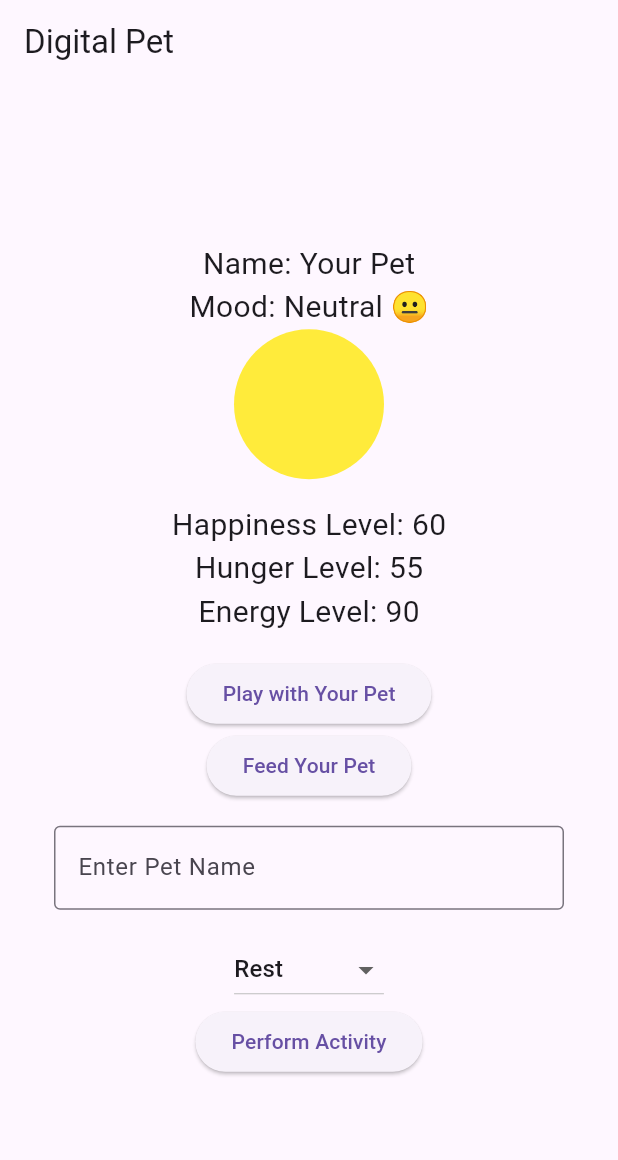
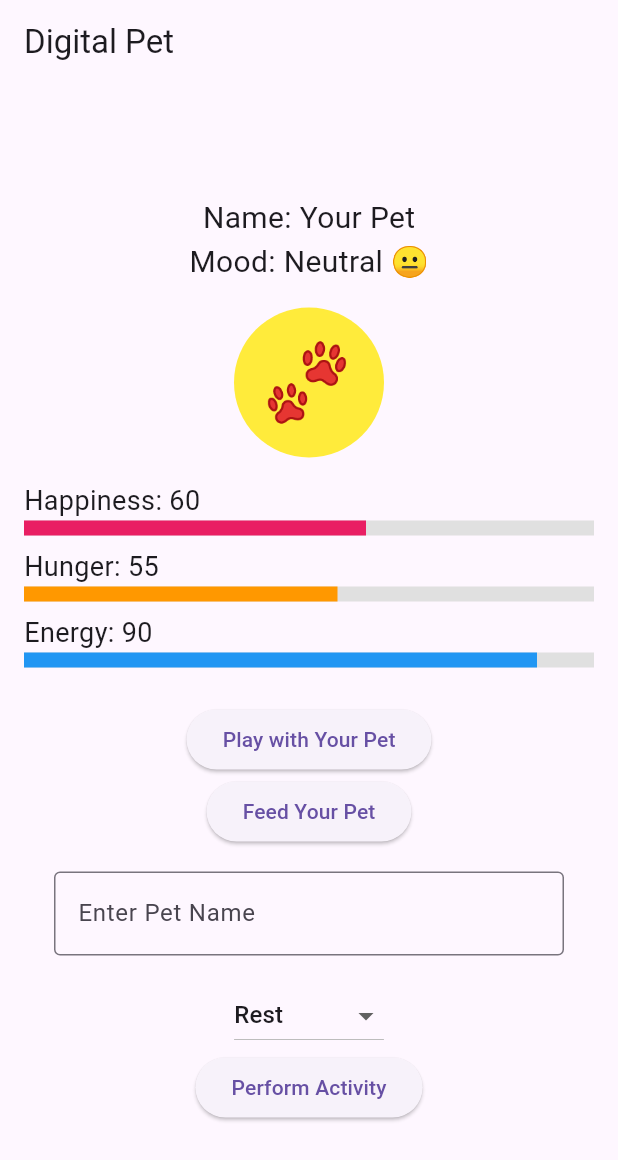
Before and after one commit to ComputerScience1024/class_activity_5, a Flutter app: the screen it shows after launch, after a tap on "Play with Your Pet", on a phone screen of 412 x 824 dp. Shown: the top 1160 px of the screen. Run offline on Flutter 3.47's test engine with Material 3 defaults, Android fonts, the phone set to English and light mode, and no system bars.

Commit message:
Part 2 feature Andres Cuervo

```diff
--- a/lib/main.dart
+++ b/lib/main.dart
@@ -16,7 +16,7 @@ class _DigitalPetAppState extends State<DigitalPetApp> {
   String petName = "Your Pet";
   int happinessLevel = 50;
   int hungerLevel = 50;
-  int energyLevel = 100; // New Energy Bar
+  int energyLevel = 100; // Energy Bar
   String mood = "Neutral";
   Timer? _hungerTimer;
   String selectedActivity = "Rest";
@@ -27,7 +27,7 @@ class _DigitalPetAppState extends State<DigitalPetApp> {
     _startHungerTimer();
   }
 
-  // Function to start hunger timer that increases hunger every 30 seconds
+  // Hunger increases every 30 seconds
   void _startHungerTimer() {
     _hungerTimer = Timer.periodic(Duration(seconds: 30), (timer) {
       setState(() {
@@ -38,8 +38,12 @@ class _DigitalPetAppState extends State<DigitalPetApp> {
     });
   }
 
-  // Function to update happiness and hunger levels
+  // Play increases happiness, reduces energy
   void _playWithPet() {
+    if (energyLevel <= 0) {
+      _showMessage("Your pet is too tired! Let it rest.");
+      return;
+    }
     setState(() {
       happinessLevel = (happinessLevel + 10).clamp(0, 100);
       hungerLevel = (hungerLevel + 5).clamp(0, 100);
@@ -49,6 +53,7 @@ class _DigitalPetAppState extends State<DigitalPetApp> {
     });
   }
 
+  // Feed reduces hunger, boosts happiness & energy
   void _feedPet() {
     setState(() {
       hungerLevel = (hungerLevel - 10).clamp(0, 100);
@@ -78,7 +83,7 @@ class _DigitalPetAppState extends State<DigitalPetApp> {
     }
   }
 
-  // Function to check win/loss conditions
+  // Win if happiness >= 80 for 3 mins, lose if hunger 100 & happiness <= 10
   void _checkWinLossConditions() {
     if (happinessLevel >= 80) {
       Future.delayed(Duration(minutes: 3), () {
@@ -93,7 +98,6 @@ class _DigitalPetAppState extends State<DigitalPetApp> {
     }
   }
 
-  // Reset the game after loss
   void _resetGame() {
     setState(() {
       happinessLevel = 50;
@@ -103,7 +107,6 @@ class _DigitalPetAppState extends State<DigitalPetApp> {
     });
   }
 
-  // Show game messages
   void _showMessage(String message) {
     showDialog(
       context: context,
@@ -119,17 +122,21 @@ class _DigitalPetAppState extends State<DigitalPetApp> {
     );
   }
 
-  // Function to update pet state based on selected activity
+  // Perform selected activity
   void _performActivity() {
     setState(() {
       if (selectedActivity == "Run") {
         happinessLevel = (happinessLevel + 10).clamp(0, 100);
         energyLevel = (energyLevel - 15).clamp(0, 100);
+        hungerLevel = (hungerLevel + 5).clamp(0, 100);
       } else if (selectedActivity == "Nap") {
         energyLevel = (energyLevel + 20).clamp(0, 100);
       } else if (selectedActivity == "Play Fetch") {
         happinessLevel = (happinessLevel + 15).clamp(0, 100);
         energyLevel = (energyLevel - 10).clamp(0, 100);
+        hungerLevel = (hungerLevel + 5).clamp(0, 100);
+      } else if (selectedActivity == "Rest") {
+        energyLevel = (energyLevel + 5).clamp(0, 100);
       }
       _updateHappiness();
       _checkWinLossConditions();
@@ -158,14 +165,9 @@ class _DigitalPetAppState extends State<DigitalPetApp> {
         child: Column(
           mainAxisAlignment: MainAxisAlignment.center,
           children: <Widget>[
-            Text(
-              'Name: $petName',
-              style: TextStyle(fontSize: 20.0),
-            ),
-            Text(
-              'Mood: $mood',
-              style: TextStyle(fontSize: 20.0),
-            ),
+            Text('Name: $petName', style: TextStyle(fontSize: 20.0)),
+            Text('Mood: $mood', style: TextStyle(fontSize: 20.0)),
+            SizedBox(height: 16.0),
             Container(
               width: 100,
               height: 100,
@@ -173,16 +175,16 @@ class _DigitalPetAppState extends State<DigitalPetApp> {
                 shape: BoxShape.circle,
                 color: petColor,
               ),
+              child: Center(child: Text("🐾", style: TextStyle(fontSize: 50))),
             ),
             SizedBox(height: 16.0),
-            Text('Happiness Level: $happinessLevel', style: TextStyle(fontSize: 20.0)),
-            Text('Hunger Level: $hungerLevel', style: TextStyle(fontSize: 20.0)),
-            Text('Energy Level: $energyLevel', style: TextStyle(fontSize: 20.0)),
+            _buildStatBar("Happiness", happinessLevel, Colors.pink),
+            _buildStatBar("Hunger", hungerLevel, Colors.orange),
+            _buildStatBar("Energy", energyLevel, Colors.blue),
             SizedBox(height: 16.0),
             ElevatedButton(onPressed: _playWithPet, child: Text('Play with Your Pet')),
             ElevatedButton(onPressed: _feedPet, child: Text('Feed Your Pet')),
             SizedBox(height: 16.0),
-            // Pet Name Input Field
             Padding(
               padding: EdgeInsets.symmetric(horizontal: 20),
               child: TextField(
@@ -198,7 +200,6 @@ class _DigitalPetAppState extends State<DigitalPetApp> {
               ),
             ),
             SizedBox(height: 16.0),
-            // Dropdown for Activity Selection
             DropdownButton<String>(
               value: selectedActivity,
               onChanged: (String? newValue) {
@@ -206,7 +207,8 @@ class _DigitalPetAppState extends State<DigitalPetApp> {
                   selectedActivity = newValue!;
                 });
               },
-              items: ["Rest", "Run", "Nap", "Play Fetch"].map<DropdownMenuItem<String>>((String value) {
+              items: ["Rest", "Run", "Nap", "Play Fetch"]
+                  .map<DropdownMenuItem<String>>((String value) {
                 return DropdownMenuItem<String>(
                   value: value,
                   child: Text(value),
@@ -219,4 +221,21 @@ class _DigitalPetAppState extends State<DigitalPetApp> {
       ),
     );
   }
+
+  // Reusable widget for displaying stats with progress bars
+  Widget _buildStatBar(String label, int value, Color color) {
+    return Column(
+      crossAxisAlignment: CrossAxisAlignment.start,
+      children: [
+        Text('$label: $value', style: TextStyle(fontSize: 18)),
+        LinearProgressIndicator(
+          value: value / 100,
+          backgroundColor: Colors.grey[300],
+          color: color,
+          minHeight: 10,
+        ),
+        SizedBox(height: 8),
+      ],
+    );
+  }
 }
```
